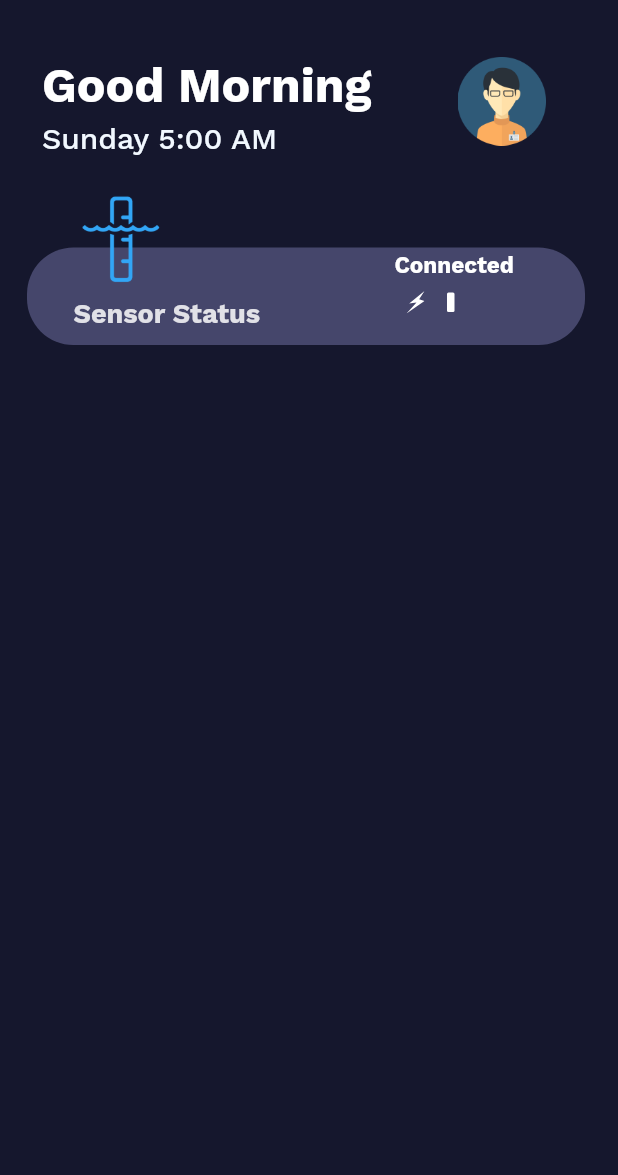
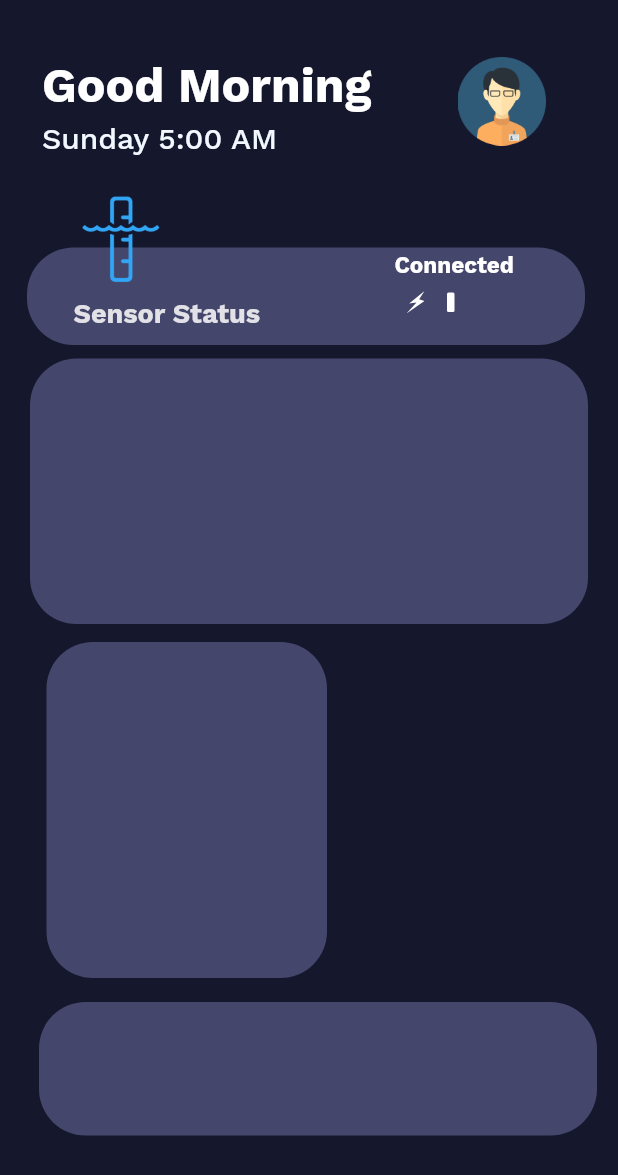
Before and after one commit to Umair777/smarttank, a Flutter app: the screen it shows after launch, on a phone screen of 412 x 824 dp. Shown: the top 1175 px of the screen. Run offline on Flutter 3.47's test engine with Material 2 defaults, Android fonts, the phone set to English and light mode, and no system bars; our stand-ins replace flutter_svg.

Commit message:
st4: complete layout with seprate files.

```diff
--- /dev/null
+++ b/lib/consumption_graph.dart
@@ -0,0 +1,28 @@
+import 'package:flutter/material.dart';
+import 'package:flutter_svg/flutter_svg.dart';
+
+class WaterConsumption extends StatelessWidget {
+  @override
+  Widget build(BuildContext context) {
+    return Stack(
+      children: <Widget>[
+        //Consumption Container
+        Positioned(
+            top: 428,
+            left: 31,
+            child: Container(
+                width: 187,
+                height: 224,
+                decoration: const BoxDecoration(
+                  borderRadius: BorderRadius.only(
+                    topLeft: Radius.circular(31),
+                    topRight: Radius.circular(31),
+                    bottomLeft: Radius.circular(31),
+                    bottomRight: Radius.circular(31),
+                  ),
+                  color: Color.fromRGBO(69, 70, 107, 1),
+                ))),
+      ],
+    );
+  }
+}
--- a/lib/dashboard.dart
+++ b/lib/dashboard.dart
@@ -1,7 +1,11 @@
 import 'package:flutter/material.dart';
+import 'package:smarttank/motor_switch.dart';
+import 'package:smarttank/savings.dart';
 //import 'dart:math' as math;
 //import 'package:flutter_svg/flutter_svg.dart';
 import 'package:smarttank/sensor.dart';
+
+import 'consumption_graph.dart';
 //import 'sensor.dart';
 
 class Dashboard extends StatelessWidget {
@@ -20,9 +24,10 @@ class Dashboard extends StatelessWidget {
                 child: Container(
                   width: MediaQuery.of(context).size.width,
                   height: MediaQuery.of(context).size.height,
-                  decoration: BoxDecoration(
+                  decoration: const BoxDecoration(
                     color: Color.fromRGBO(21, 23, 45, 1),
                   ),
+                  //WIDGET STACK
                   child: Stack(
                     children: <Widget>[
                       Positioned(
@@ -39,7 +44,7 @@ class Dashboard extends StatelessWidget {
                           ),
                         ),
                       ),
-                      Positioned(
+                      const Positioned(
                         top: 83,
                         left: 28,
                         child: Text(
@@ -68,7 +73,10 @@ class Dashboard extends StatelessWidget {
                           ),
                         ),
                       ),
-                      SensorStatus(), // Add the SensorStatus widget here
+                      SensorStatus(), // Adding the SensorStatus widget here
+                      WaterSaving(),
+                      WaterConsumption(),
+                      MotorSwitch(),
                     ],
                   ),
                 ),
--- /dev/null
+++ b/lib/motor_switch.dart
@@ -0,0 +1,28 @@
+import 'package:flutter/material.dart';
+import 'package:flutter_svg/flutter_svg.dart';
+
+class MotorSwitch extends StatelessWidget {
+  @override
+  Widget build(BuildContext context) {
+    return Stack(
+      children: <Widget>[
+        //Consumption Container
+        Positioned(
+            top: 668,
+            left: 26,
+            child: Container(
+                width: 372,
+                height: 89,
+                decoration: const BoxDecoration(
+                  borderRadius: BorderRadius.only(
+                    topLeft: Radius.circular(31),
+                    topRight: Radius.circular(31),
+                    bottomLeft: Radius.circular(31),
+                    bottomRight: Radius.circular(31),
+                  ),
+                  color: Color.fromRGBO(69, 70, 107, 1),
+                ))),
+      ],
+    );
+  }
+}
--- /dev/null
+++ b/lib/savings.dart
@@ -0,0 +1,32 @@
+import 'package:flutter/material.dart';
+import 'package:flutter_svg/flutter_svg.dart';
+
+class WaterSaving extends StatelessWidget {
+  @override
+  Widget build(BuildContext context) {
+    return Stack(
+      children: <Widget>[
+
+        //SAVINGS
+        Positioned(
+            top: 239,
+            left: 20,
+            child: Container(
+                width: 372,
+                height: 177,
+                decoration: const BoxDecoration(
+                  borderRadius: BorderRadius.only(
+                    topLeft: Radius.circular(31),
+                    topRight: Radius.circular(31),
+                    bottomLeft: Radius.circular(31),
+                    bottomRight: Radius.circular(31),
+                  ),
+                  color: Color.fromRGBO(69, 70, 107, 1),
+                ))),
+
+
+
+      ],
+    );
+  }
+}
--- a/lib/sensor.dart
+++ b/lib/sensor.dart
@@ -27,7 +27,7 @@ class SensorStatus extends StatelessWidget {
             child: Container(
                 width: 5,
                 height: 13,
-                decoration: BoxDecoration(
+                decoration: const BoxDecoration(
                   borderRadius: BorderRadius.only(
                     topLeft: Radius.circular(1),
                     topRight: Radius.circular(1),
@@ -36,9 +36,7 @@ class SensorStatus extends StatelessWidget {
                   ),
                   color: Color.fromRGBO(255, 255, 255, 1),
                 ))),
-
-        //Now its visible from here but the above container is not visible.
-        Positioned(
+        const Positioned(
           top: 198,
           left: 49,
           child: Text(
@@ -70,7 +68,7 @@ class SensorStatus extends StatelessWidget {
             ),
           ),
         ),
-        Positioned(
+        const Positioned(
           top: 168,
           left: 263,
           child: Text(
@@ -91,6 +89,57 @@ class SensorStatus extends StatelessWidget {
             semanticsLabel: 'vector16',
           ),
         ),
+        /*
+        //SAVINGS
+        Positioned(
+            top: 239,
+            left: 20,
+            child: Container(
+                width: 372,
+                height: 177,
+                decoration: const BoxDecoration(
+                  borderRadius: BorderRadius.only(
+                    topLeft: Radius.circular(31),
+                    topRight: Radius.circular(31),
+                    bottomLeft: Radius.circular(31),
+                    bottomRight: Radius.circular(31),
+                  ),
+                  color: Color.fromRGBO(69, 70, 107, 1),
+                ))),
+        //MOTOR SWITCH
+        Positioned(
+            top: 668,
+            left: 26,
+            child: Container(
+                width: 372,
+                height: 89,
+                decoration: const BoxDecoration(
+                  borderRadius: BorderRadius.only(
+                    topLeft: Radius.circular(31),
+                    topRight: Radius.circular(31),
+                    bottomLeft: Radius.circular(31),
+                    bottomRight: Radius.circular(31),
+                  ),
+                  color: Color.fromRGBO(69, 70, 107, 1),
+                ))),
+
+        //GRAPH AND USAGE
+        Positioned(
+            top: 428,
+            left: 31,
+            child: Container(
+                width: 187,
+                height: 224,
+                decoration: const BoxDecoration(
+                  borderRadius: BorderRadius.only(
+                    topLeft: Radius.circular(31),
+                    topRight: Radius.circular(31),
+                    bottomLeft: Radius.circular(31),
+                    bottomRight: Radius.circular(31),
+                  ),
+                  color: Color.fromRGBO(69, 70, 107, 1),
+                ))),
+                */
       ],
     );
   }
```
